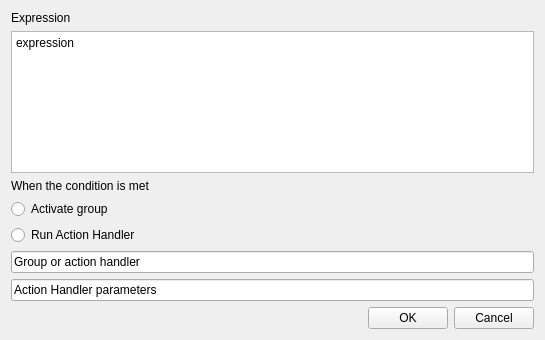
Above: code/nel/tools/3d/object_viewer_qt/src/plugins/gui_editor/link_editor.ui from ryzom/ryzomcore before the change. Below: the same form after it.
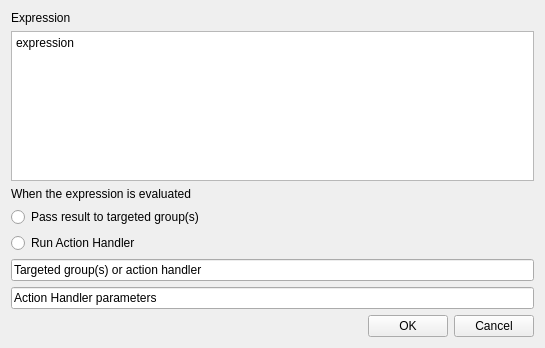
That is the form after the change.

Commit message:
ADDED: #1471 My work on the link editor so far. Not yet fully implemented.
branch : gsoc2012-gui-editor

Patch:
```diff
--- a/code/nel/tools/3d/object_viewer_qt/src/plugins/gui_editor/link_editor.ui
+++ b/code/nel/tools/3d/object_viewer_qt/src/plugins/gui_editor/link_editor.ui
@@ -10,92 +10,88 @@
     <x>0</x>
     <y>0</y>
     <width>545</width>
-    <height>340</height>
+    <height>348</height>
    </rect>
   </property>
   <property name="windowTitle">
    <string>Link Editor</string>
   </property>
-  <layout class="QVBoxLayout" name="verticalLayout">
-   <item>
+  <layout class="QGridLayout" name="gridLayout">
+   <item row="0" column="0">
     <widget class="QLabel" name="label">
      <property name="text">
       <string>Expression</string>
      </property>
     </widget>
    </item>
-   <item>
+   <item row="1" column="0" colspan="3">
     <widget class="QPlainTextEdit" name="expressionEdit">
      <property name="plainText">
       <string>expression</string>
      </property>
     </widget>
    </item>
-   <item>
+   <item row="2" column="0">
     <widget class="QLabel" name="label_2">
      <property name="text">
-      <string>When the condition is met</string>
+      <string>When the expression is evaluated</string>
      </property>
     </widget>
    </item>
-   <item>
+   <item row="3" column="0">
     <widget class="QRadioButton" name="groupCB">
      <property name="text">
-      <string>Activate group</string>
+      <string>Pass result to targeted group(s)</string>
      </property>
     </widget>
    </item>
-   <item>
+   <item row="4" column="0">
     <widget class="QRadioButton" name="ahCB">
      <property name="text">
       <string>Run Action Handler</string>
      </property>
     </widget>
    </item>
-   <item>
+   <item row="5" column="0" colspan="3">
     <widget class="QLineEdit" name="ahEdit">
      <property name="text">
-      <string>Group or action handler</string>
+      <string>Targeted group(s) or action handler</string>
      </property>
     </widget>
    </item>
-   <item>
+   <item row="6" column="0" colspan="3">
     <widget class="QLineEdit" name="ahParamEdit">
      <property name="text">
       <string>Action Handler parameters</string>
      </property>
     </widget>
    </item>
-   <item>
-    <layout class="QHBoxLayout" name="horizontalLayout">
-     <item>
+   <item row="7" column="0">
       <spacer name="horizontalSpacer">
        <property name="orientation">
         <enum>Qt::Horizontal</enum>
        </property>
        <property name="sizeHint" stdset="0">
         <size>
-         <width>348</width>
+       <width>362</width>
          <height>20</height>
         </size>
        </property>
       </spacer>
      </item>
-     <item>
+   <item row="7" column="1">
       <widget class="QPushButton" name="okButton">
        <property name="text">
         <string>OK</string>
        </property>
       </widget>
      </item>
-     <item>
+   <item row="7" column="2">
       <widget class="QPushButton" name="cancelButton">
        <property name="text">
         <string>Cancel</string>
        </property>
       </widget>
-     </item>
-    </layout>
    </item>
   </layout>
  </widget>
```
Lines whose indentation alone changed are shown as unchanged. The commit also changes 12 other files.
